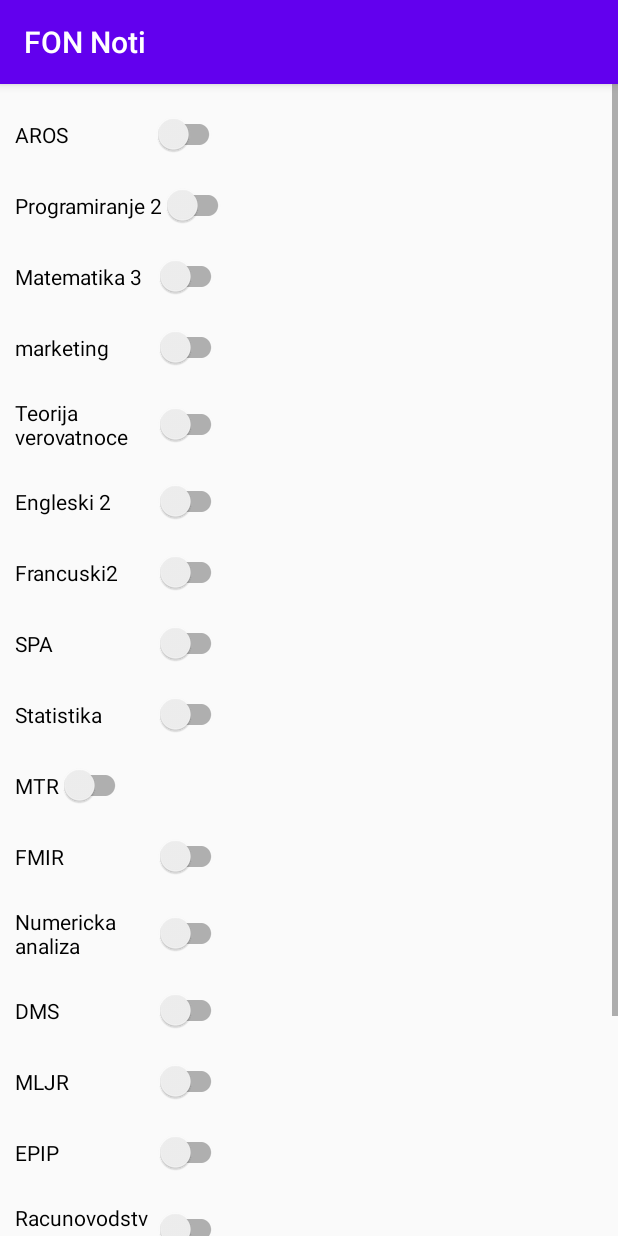
After one commit to Jazz-NZ/FonNoti, an Android app: the DrugaGodinaActivity screen opened directly, with no data from a screen before it, on a phone screen of 412 x 824 dp. The commit adds this screen. Run offline under Robolectric (Android 15) with nearby library versions, the phone set to English and light mode, and no system bars.

Commit message:
Dodati predmeti za drugu godinu. Fale neki sajtovi.

```diff
--- a/app/src/main/AndroidManifest.xml
+++ b/app/src/main/AndroidManifest.xml
@@ -12,7 +12,8 @@
         android:supportsRtl="true"
         android:theme="@style/AppTheme"
         android:usesCleartextTraffic="true">
-        <activity android:name=".Browser"></activity>
+        <activity android:name=".DrugaGodinaActivity"></activity>
+        <activity android:name=".Browser" />
         <activity android:name=".PrvaGodinaActivity" />
         <activity android:name=".MainActivity">
             <intent-filter>
--- /dev/null
+++ b/app/src/main/java/com/example/fonnoti/DrugaGodinaActivity.java
@@ -0,0 +1,157 @@
+package com.example.fonnoti;
+
+import androidx.appcompat.app.AppCompatActivity;
+import androidx.appcompat.widget.SwitchCompat;
+
+import android.content.SharedPreferences;
+import android.os.Bundle;
+import android.view.View;
+
+public class DrugaGodinaActivity extends AppCompatActivity {
+
+
+    SwitchCompat arosSw;
+    SwitchCompat p2;
+    SwitchCompat m3;
+    SwitchCompat marketing;
+    SwitchCompat tv;
+    SwitchCompat eng2;
+    SwitchCompat fra2;
+
+    SwitchCompat spa;
+    SwitchCompat stat;
+    SwitchCompat mtr;
+    SwitchCompat fmir;
+    SwitchCompat num;
+    SwitchCompat dms;
+    SwitchCompat mljr;
+
+    SwitchCompat epip;
+    SwitchCompat rac;
+    SwitchCompat ofm;
+    SwitchCompat ut;
+    SwitchCompat ok;
+
+
+
+
+    @Override
+    protected void onCreate(Bundle savedInstanceState) {
+        super.onCreate(savedInstanceState);
+        setContentView(R.layout.activity_druga_godina);
+
+        arosSw = (SwitchCompat) findViewById(R.id.arosSw);
+        swithHandler(arosSw,"arosSave","aros");
+
+        p2 = (SwitchCompat) findViewById(R.id.p2Sw);
+        swithHandler(p2,"p2Save","programiranje-2");
+
+        m3 = (SwitchCompat) findViewById(R.id.m3Sw);
+        swithHandler(m3, "m3Save","matematika3");
+
+        marketing = (SwitchCompat) findViewById(R.id.marketingSw); //ne znam gde je sajt
+        swithHandler(marketing, "markSave","none");
+
+        tv = (SwitchCompat) findViewById(R.id.tvSw);
+        swithHandler(tv, "tvSave","teorija-verovatnoce-2");
+
+        eng2 = (SwitchCompat) findViewById(R.id.eng2Sw);
+        swithHandler(eng2, "eng2Save","engleski2");
+
+        fra2 = (SwitchCompat) findViewById(R.id.fra2Sw);
+        swithHandler(fra2, "fra2Save","uvod-u-informacione-sisteme");
+
+
+        spa = (SwitchCompat) findViewById(R.id.spaSw);
+        swithHandler(spa,"spaSave","strukture-podataka-i-algoritmi");
+
+        stat = (SwitchCompat) findViewById(R.id.statSw);
+        swithHandler(stat,"statSave","statistika-2");
+
+        mtr = (SwitchCompat) findViewById(R.id.mtrSw);
+        swithHandler(mtr, "mtrSave","menadzment-tehnologije-i-razvoja");
+
+        fmir = (SwitchCompat) findViewById(R.id.fmirSw);
+        swithHandler(fmir, "fmirSave","finansijski-menadzment-i-racunovodstvo");
+
+        num = (SwitchCompat) findViewById(R.id.numSw);
+        swithHandler(num, "numSave","numericka-analiza");
+
+        dms = (SwitchCompat) findViewById(R.id.dmsSw);
+        swithHandler(dms, "dmsSave","dms");
+
+        mljr = (SwitchCompat) findViewById(R.id.mljrSw);
+        swithHandler(mljr, "mljrSave","mljr");
+
+
+        epip = (SwitchCompat) findViewById(R.id.epipSw); //nema sajta
+        swithHandler(epip,"epipSave","none");
+
+        rac = (SwitchCompat) findViewById(R.id.racSw);
+        swithHandler(rac,"racSave","racunovodstvo");
+
+        ofm = (SwitchCompat) findViewById(R.id.ofmSw);
+        swithHandler(ofm, "ofmSave","finansijski-menadzment");
+
+        ut = (SwitchCompat) findViewById(R.id.utSw); //nema sajta
+        swithHandler(ut, "utSave","none");
+
+        ok = (SwitchCompat) findViewById(R.id.okSw);
+        swithHandler(ok, "okSave","oснове-квалитета");
+
+
+
+    }
+
+
+
+
+
+
+
+
+
+    public void swithHandler(final SwitchCompat switchCompat, String save, final String topic){
+
+        //sacuvati stanje za mata1 swith
+        SharedPreferences sharedPreferences = getSharedPreferences(save,MODE_PRIVATE);
+
+        // jer mora da bude final u inner class
+        final String saveNew = save;
+
+        switchCompat.setChecked(sharedPreferences.getBoolean("value",false));
+
+        if(switchCompat.isChecked()) {
+            MainActivity.subToTopic(topic);
+        }else{
+            MainActivity.unsubFromTopic(topic);
+        }
+
+
+
+        switchCompat.setOnClickListener(new View.OnClickListener() {
+            @Override
+            public void onClick(View v) {
+                if(switchCompat.isChecked()) {
+
+                    SharedPreferences.Editor editor = getSharedPreferences(saveNew, MODE_PRIVATE).edit();
+                    editor.putBoolean("value", true);
+                    editor.apply();
+                    switchCompat.setChecked(true);
+                    MainActivity.subToTopic(topic);
+                }
+                else{
+
+                    SharedPreferences.Editor editor = getSharedPreferences(saveNew, MODE_PRIVATE).edit();
+                    editor.putBoolean("value", false);
+                    editor.apply();
+                    switchCompat.setChecked(false);
+                    MainActivity.unsubFromTopic(topic);
+
+
+                }
+            }
+        });
+
+    }
+}
--- a/app/src/main/java/com/example/fonnoti/MainActivity.java
+++ b/app/src/main/java/com/example/fonnoti/MainActivity.java
@@ -7,22 +7,18 @@ import android.content.Intent;
 import android.os.Bundle;
 import android.util.Log;
 import android.view.View;
-import android.widget.AdapterView;
-import android.widget.ArrayAdapter;
 import android.widget.Button;
-import android.widget.Spinner;
 import android.widget.Toast;
 
 import com.google.android.gms.tasks.OnCompleteListener;
 import com.google.android.gms.tasks.Task;
-import com.google.android.material.tabs.TabLayout;
 import com.google.firebase.messaging.FirebaseMessaging;
-import com.google.firebase.messaging.FirebaseMessagingService;
 
 
 public class MainActivity extends AppCompatActivity {
 
-    private Button button;
+    private Button prva;
+    private Button druga;
 
     private static final String TAG = "FirebaseMessagingSevise";
     @Override
@@ -66,13 +62,21 @@ public class MainActivity extends AppCompatActivity {
                 });
 
 
-            button = (Button) findViewById(R.id.prvaGodBtn);
-            button.setOnClickListener(new View.OnClickListener() {
+            prva = (Button) findViewById(R.id.prvaGodBtn);
+            prva.setOnClickListener(new View.OnClickListener() {
                 @Override
                 public void onClick(View v) {
                     openPrvaGodina();
                 }
             });
+
+        druga = (Button) findViewById(R.id.drugaGodBtn);
+        druga.setOnClickListener(new View.OnClickListener() {
+            @Override
+            public void onClick(View v) {
+                openDrugaGodina();
+            }
+        });
 
 
     }
@@ -83,6 +87,12 @@ public class MainActivity extends AppCompatActivity {
 
         Intent intentPrvaGodina = new Intent(this, PrvaGodinaActivity.class);
         startActivity(intentPrvaGodina);
+    }
+
+    public void openDrugaGodina(){
+
+        Intent intentDrugaGodina = new Intent(this, DrugaGodinaActivity.class);
+        startActivity(intentDrugaGodina);
     }
 
     public static void subToTopic(String topic){
--- /dev/null
+++ b/app/src/main/res/layout/activity_druga_godina.xml
@@ -0,0 +1,243 @@
+<?xml version="1.0" encoding="utf-8"?>
+<androidx.constraintlayout.widget.ConstraintLayout xmlns:android="http://schemas.android.com/apk/res/android"
+    xmlns:app="http://schemas.android.com/apk/res-auto"
+    xmlns:tools="http://schemas.android.com/tools"
+    android:layout_width="match_parent"
+    android:layout_height="match_parent"
+    tools:context=".DrugaGodinaActivity">
+
+
+    <ScrollView
+        android:layout_width="fill_parent"
+        android:layout_height="fill_parent">
+
+
+        <LinearLayout
+            android:layout_width="match_parent"
+            android:layout_height="match_parent"
+            android:orientation="vertical"
+            tools:layout_editor_absoluteX="0dp"
+            tools:layout_editor_absoluteY="47dp"
+            app:layout_constraintBottom_toBottomOf="parent"
+            app:layout_constraintEnd_toEndOf="parent"
+            app:layout_constraintStart_toStartOf="parent"
+            app:layout_constraintTop_toTopOf="parent">
+
+
+            <androidx.appcompat.widget.SwitchCompat
+                android:id="@+id/arosSw"
+                android:layout_width="140dp"
+
+                android:layout_height="wrap_content"
+                android:layout_marginLeft="10dp"
+                android:layout_marginTop="20dp"
+                android:layout_marginRight="10dp"
+                android:layout_marginBottom="10dp"
+                android:text="AROS"></androidx.appcompat.widget.SwitchCompat>
+
+            <androidx.appcompat.widget.SwitchCompat
+                android:id="@+id/p2Sw"
+                android:layout_width="wrap_content"
+
+                android:layout_height="wrap_content"
+                android:layout_marginLeft="10dp"
+                android:layout_marginTop="10dp"
+                android:layout_marginRight="10dp"
+                android:layout_marginBottom="10dp"
+                android:text="Programiranje 2"></androidx.appcompat.widget.SwitchCompat>
+
+
+            <androidx.appcompat.widget.SwitchCompat
+                android:id="@+id/m3Sw"
+                android:layout_width="141dp"
+
+                android:layout_height="wrap_content"
+                android:layout_marginLeft="10dp"
+                android:layout_marginTop="10dp"
+                android:layout_marginRight="10dp"
+                android:layout_marginBottom="10dp"
+                android:text="Matematika 3"></androidx.appcompat.widget.SwitchCompat>
+
+
+            <androidx.appcompat.widget.SwitchCompat
+                android:id="@+id/marketingSw"
+                android:layout_width="141dp"
+
+                android:layout_height="wrap_content"
+                android:layout_marginLeft="10dp"
+                android:layout_marginTop="10dp"
+                android:layout_marginRight="10dp"
+                android:layout_marginBottom="10dp"
+                android:text="marketing"></androidx.appcompat.widget.SwitchCompat>
+
+            <androidx.appcompat.widget.SwitchCompat
+                android:id="@+id/tvSw"
+                android:layout_width="141dp"
+
+                android:layout_height="wrap_content"
+                android:layout_marginLeft="10dp"
+                android:layout_marginTop="10dp"
+                android:layout_marginRight="10dp"
+                android:layout_marginBottom="10dp"
+                android:text="Teorija verovatnoce"></androidx.appcompat.widget.SwitchCompat>
+
+            <androidx.appcompat.widget.SwitchCompat
+                android:id="@+id/eng2Sw"
+                android:layout_width="141dp"
+
+                android:layout_height="wrap_content"
+                android:layout_marginLeft="10dp"
+                android:layout_marginTop="10dp"
+                android:layout_marginRight="10dp"
+                android:layout_marginBottom="10dp"
+                android:text="Engleski 2"></androidx.appcompat.widget.SwitchCompat>
+
+            <androidx.appcompat.widget.SwitchCompat
+                android:id="@+id/fra2Sw"
+                android:layout_width="141dp"
+
+                android:layout_height="wrap_content"
+                android:layout_marginLeft="10dp"
+                android:layout_marginTop="10dp"
+                android:layout_marginRight="10dp"
+                android:layout_marginBottom="10dp"
+                android:text="Francuski2"></androidx.appcompat.widget.SwitchCompat>
+
+            <androidx.appcompat.widget.SwitchCompat
+                android:id="@+id/spaSw"
+                android:layout_width="141dp"
+
+                android:layout_height="wrap_content"
+                android:layout_marginLeft="10dp"
+                android:layout_marginTop="10dp"
+                android:layout_marginRight="10dp"
+                android:layout_marginBottom="10dp"
+                android:text="SPA"></androidx.appcompat.widget.SwitchCompat>
+
+            <androidx.appcompat.widget.SwitchCompat
+                android:id="@+id/statSw"
+                android:layout_width="141dp"
+
+                android:layout_height="wrap_content"
+                android:layout_marginLeft="10dp"
+                android:layout_marginTop="10dp"
+                android:layout_marginRight="10dp"
+                android:layout_marginBottom="10dp"
+                android:text="Statistika"></androidx.appcompat.widget.SwitchCompat>
+
+
+            <androidx.appcompat.widget.SwitchCompat
+                android:id="@+id/mtrSw"
+                android:layout_width="wrap_content"
+
+                android:layout_height="wrap_content"
+                android:layout_marginLeft="10dp"
+                android:layout_marginTop="10dp"
+                android:layout_marginRight="10dp"
+                android:layout_marginBottom="10dp"
+                android:text="MTR"></androidx.appcompat.widget.SwitchCompat>
+
+            <androidx.appcompat.widget.SwitchCompat
+                android:id="@+id/fmirSw"
+                android:layout_width="141dp"
+
+                android:layout_height="wrap_content"
+                android:layout_marginLeft="10dp"
+                android:layout_marginTop="10dp"
+                android:layout_marginRight="10dp"
+                android:layout_marginBottom="10dp"
+                android:text="FMIR"></androidx.appcompat.widget.SwitchCompat>
+
+            <androidx.appcompat.widget.SwitchCompat
+                android:id="@+id/numSw"
+                android:layout_width="141dp"
+
+                android:layout_height="wrap_content"
+                android:layout_marginLeft="10dp"
+                android:layout_marginTop="10dp"
+                android:layout_marginRight="10dp"
+                android:layout_marginBottom="10dp"
+                android:text="Numericka analiza"></androidx.appcompat.widget.SwitchCompat>
+
+            <androidx.appcompat.widget.SwitchCompat
+                android:id="@+id/dmsSw"
+                android:layout_width="141dp"
+
+                android:layout_height="wrap_content"
+                android:layout_marginLeft="10dp"
+                android:layout_marginTop="10dp"
+                android:layout_marginRight="10dp"
+                android:layout_marginBottom="10dp"
+                android:text="DMS"></androidx.appcompat.widget.SwitchCompat>
+
+            <androidx.appcompat.widget.SwitchCompat
+                android:id="@+id/mljrSw"
+                android:layout_width="141dp"
+
+                android:layout_height="wrap_content"
+                android:layout_marginLeft="10dp"
+                android:layout_marginTop="10dp"
+                android:layout_marginRight="10dp"
+                android:layout_marginBottom="10dp"
+                android:text="MLJR"></androidx.appcompat.widget.SwitchCompat>
+
+            <androidx.appcompat.widget.SwitchCompat
+                android:id="@+id/epipSw"
+                android:layout_width="141dp"
+
+                android:layout_height="wrap_content"
+                android:layout_marginLeft="10dp"
+                android:layout_marginTop="10dp"
+                android:layout_marginRight="10dp"
+                android:layout_marginBottom="10dp"
+                android:text="EPIP"></androidx.appcompat.widget.SwitchCompat>
+
+            <androidx.appcompat.widget.SwitchCompat
+                android:id="@+id/racSw"
+                android:layout_width="141dp"
+
+                android:layout_height="wrap_content"
+                android:layout_marginLeft="10dp"
+                android:layout_marginTop="10dp"
+                android:layout_marginRight="10dp"
+                android:layout_marginBottom="10dp"
+                android:text="Racunovodstvo"></androidx.appcompat.widget.SwitchCompat>
+
+            <androidx.appcompat.widget.SwitchCompat
+                android:id="@+id/ofmSw"
+                android:layout_width="141dp"
+
+                android:layout_height="wrap_content"
+                android:layout_marginLeft="10dp"
+                android:layout_marginTop="10dp"
+                android:layout_marginRight="10dp"
+                android:layout_marginBottom="10dp"
+                android:text="OFM"></androidx.appcompat.widget.SwitchCompat>
+
+            <androidx.appcompat.widget.SwitchCompat
+                android:id="@+id/utSw"
+                android:layout_width="141dp"
+
+                android:layout_height="wrap_content"
+                android:layout_marginLeft="10dp"
+                android:layout_marginTop="10dp"
+                android:layout_marginRight="10dp"
+                android:layout_marginBottom="10dp"
+                android:text="Upravljanje troskovima"></androidx.appcompat.widget.SwitchCompat>
+
+
+            <androidx.appcompat.widget.SwitchCompat
+                android:id="@+id/okSw"
+                android:layout_width="141dp"
+
+                android:layout_height="wrap_content"
+                android:layout_marginLeft="10dp"
+                android:layout_marginTop="10dp"
+                android:layout_marginRight="10dp"
+                android:layout_marginBottom="10dp"
+                android:text="Osnove kvaliteta"></androidx.appcompat.widget.SwitchCompat>
+
+
+        </LinearLayout>
+    </ScrollView>
+</androidx.constraintlayout.widget.ConstraintLayout>
--- a/app/src/main/res/layout/activity_main.xml
+++ b/app/src/main/res/layout/activity_main.xml
@@ -32,6 +32,7 @@
             android:layout_width="match_parent"
             android:layout_height="wrap_content"
             android:layout_margin="20dp"
+            android:onClick="op"
             android:text="Druga godina" />
 
         <Button
```
